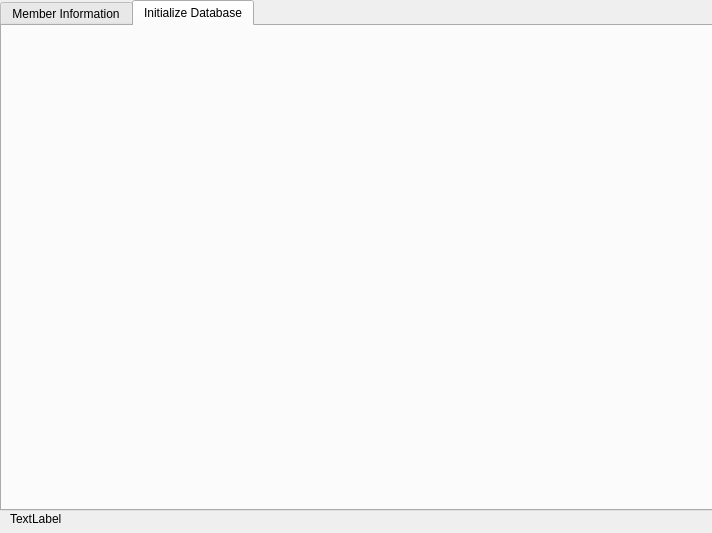
Before: the Qt Designer form AEPi-Big-Brother-Database-Application/bb_db_frontend.ui in NortySpock/AEPi-ND-Big-Brother-Database-Application, drawn with Qt 5.
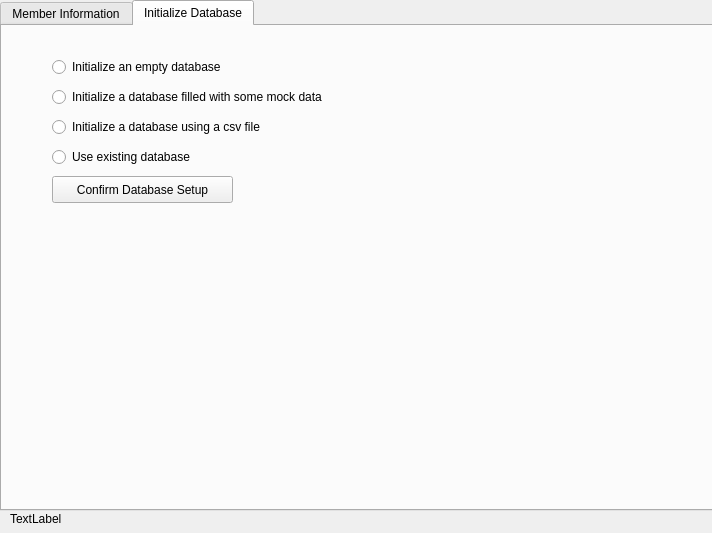
After: the same form once the commit is applied. The open tabs and pages were chosen to show the change.

Commit message: Added database handling tab.

Patch:
```diff
--- a/AEPi-Big-Brother-Database-Application/bb_db_frontend.ui
+++ b/AEPi-Big-Brother-Database-Application/bb_db_frontend.ui
@@ -427,6 +427,71 @@
     <attribute name="title">
      <string>Initialize Database</string>
     </attribute>
+    <widget class="QRadioButton" name="emptyDBRadioButton">
+     <property name="geometry">
+      <rect>
+       <x>50</x>
+       <y>30</y>
+       <width>291</width>
+       <height>22</height>
+      </rect>
+     </property>
+     <property name="text">
+      <string>Initialize an empty database</string>
+     </property>
+    </widget>
+    <widget class="QRadioButton" name="mockDBRadioButton">
+     <property name="geometry">
+      <rect>
+       <x>50</x>
+       <y>60</y>
+       <width>371</width>
+       <height>22</height>
+      </rect>
+     </property>
+     <property name="text">
+      <string>Initialize a database filled with some mock data</string>
+     </property>
+    </widget>
+    <widget class="QRadioButton" name="csvDBRadioButton">
+     <property name="geometry">
+      <rect>
+       <x>50</x>
+       <y>90</y>
+       <width>321</width>
+       <height>22</height>
+      </rect>
+     </property>
+     <property name="text">
+      <string>Initialize a database using a csv file</string>
+     </property>
+    </widget>
+    <widget class="QPushButton" name="confirmDBButton">
+     <property name="geometry">
+      <rect>
+       <x>50</x>
+       <y>150</y>
+       <width>181</width>
+       <height>27</height>
+      </rect>
+     </property>
+     <property name="text">
+      <string>Confirm Database Setup</string>
+     </property>
+    </widget>
+    <widget class="QRadioButton" name="existingDBRadioButton">
+     <property name="geometry">
+      <rect>
+       <x>50</x>
+       <y>120</y>
+       <width>321</width>
+       <height>22</height>
+      </rect>
+     </property>
+     <property name="text">
+      <string>Use existing database</string>
+     </property>
+    </widget>
    </widget>
   </widget>
   <widget class="QLabel" name="statusLabel">
```
Left out of the diff: 2 changed lines with no effect on the pictures. The commit also changes 1 other file.
